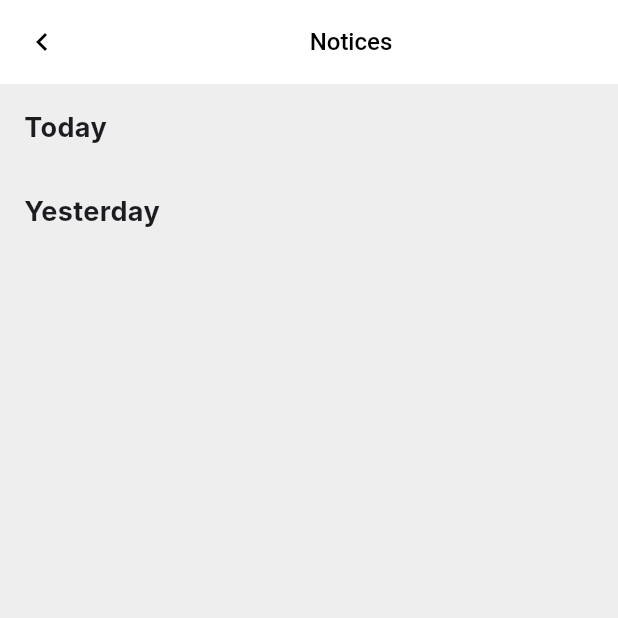
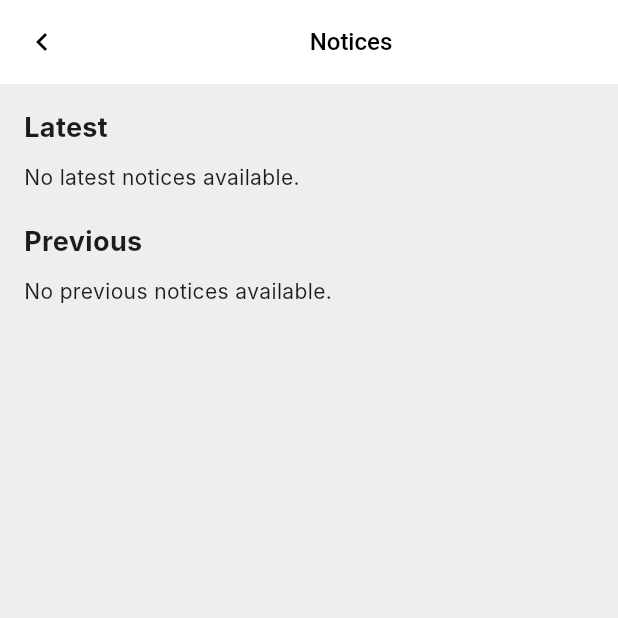
Before and after one commit to altezzai/acadobs, a Flutter app: the NoticePage screen opened by its route, on a phone screen of 412 x 824 dp, the top half of it. Run offline on Flutter 3.47's test engine with Material 3 defaults, Android fonts, the phone set to English and light mode, and no system bars; our stand-ins replace dio, file_picker, flutter_heatmap_calendar, flutter_image_compress, flutter_rating_bar, go_router and 4 more; network calls fail; Roboto replaces fonts that are missing (Inter).

Commit message:
parent notices sorted

```diff
--- a/lib/features/parent/notices/screen/noticescreen.dart
+++ b/lib/features/parent/notices/screen/noticescreen.dart
@@ -1,10 +1,130 @@
+// import 'package:flutter/material.dart';
+// import 'package:go_router/go_router.dart';
+// import 'package:provider/provider.dart';
+// import 'package:school_app/base/routes/app_route_const.dart';
+// import 'package:school_app/base/utils/date_formatter.dart';
+// import 'package:school_app/features/admin/notices/controller/notice_controller.dart';
+
+// import 'package:school_app/features/parent/notices/widget/noticecard.dart';
+
+// class NoticePage extends StatefulWidget {
+//   const NoticePage({super.key});
+
+//   @override
+//   State<NoticePage> createState() => _NoticePageState();
+// }
+
+// class _NoticePageState extends State<NoticePage> {
+//   @override
+//   void initState() {
+//     context.read<NoticeController>().getNotices();
+//     super.initState();
+//   }
+
+//   @override
+//   Widget build(BuildContext context) {
+//     return Scaffold(
+//       appBar: AppBar(
+//         leading: IconButton(
+//           icon: const Icon(Icons.chevron_left, color: Colors.black),
+//           onPressed: () {
+//             context.pushReplacementNamed(
+//               AppRouteConst.ParentHomeRouteName,
+//             );
+//             // Navigator.of(context).pop();
+//           },
+//         ),
+//         title: Center(
+//           child: const Text(
+//             'Notices',
+//             style: TextStyle(color: Colors.black),
+//           ),
+//         ),
+//         backgroundColor: Colors.white,
+//         elevation: 0,
+//         iconTheme: const IconThemeData(color: Colors.black),
+//       ),
+//       body: SingleChildScrollView(
+//         child: Padding(
+//           padding: EdgeInsets.all(16.0),
+//           child: Column(
+//             crossAxisAlignment: CrossAxisAlignment.start,
+//             children: [
+//               Text(
+//                 "Latest",
+//                 style: TextStyle(
+//                   fontSize: 18,
+//                   fontWeight: FontWeight.bold,
+//                 ),
+//               ),
+//               SizedBox(height: 10),
+//               // NoticeCard(
+//               //   noticeTitle: "PTA meeting class XII",
+//               //   date: "15 - 06 - 24",
+//               //   time: "09:00 am",
+//               // ),
+//               SizedBox(height: 20),
+
+//               // Yesterday Events Section
+//               Text(
+//                 "Previous",
+//                 style: TextStyle(
+//                   fontSize: 18,
+//                   fontWeight: FontWeight.bold,
+//                 ),
+//               ),
+//               SizedBox(height: 10),
+
+//               Consumer<NoticeController>(builder: (context, value, child) {
+//                 return ListView.builder(
+//                   shrinkWrap: true,
+//                   itemCount: value.notices.length,
+//                   itemBuilder: (context, index) {
+//                     return NoticeCard(
+//                       description: value.notices[index].description ?? "",
+//                       noticeTitle: value.notices[index].title ?? "",
+//                       date: DateFormatter.formatDateString(
+//                           value.notices[index].date.toString()),
+//                       time: TimeFormatter.formatTimeFromString(
+//                           value.notices[index].createdAt.toString()),
+//                       fileUpload: value.notices[index].fileUpload ?? "",
+//                     );
+//                   },
+//                 );
+//               })
+//               // NoticeCard(
+//               //   noticeTitle: "PTA meeting class 09",
+//               //   date: "15 - 06 - 24",
+//               //   time: "09:00 am",
+//               // ),
+//               // NoticeCard(
+//               //   noticeTitle: "PTA meeting class 02",
+//               //   date: "15 - 06 - 24",
+//               //   time: "09:00 am",
+//               // ),
+//               // NoticeCard(
+//               //   noticeTitle: "PTA meeting class VII",
+//               //   date: "15 - 06 - 24",
+//               //   time: "09:00 am",
+//               // ),
+//               // NoticeCard(
+//               //   noticeTitle: "PTA meeting class X",
+//               //   date: "15 - 06 - 24",
+//               //   time: "09:00 am",
+//               // ),
+//             ],
+//           ),
+//         ),
+//       ),
+//     );
+//   }
+// }
 import 'package:flutter/material.dart';
 import 'package:go_router/go_router.dart';
 import 'package:provider/provider.dart';
 import 'package:school_app/base/routes/app_route_const.dart';
 import 'package:school_app/base/utils/date_formatter.dart';
 import 'package:school_app/features/admin/notices/controller/notice_controller.dart';
-
 import 'package:school_app/features/parent/notices/widget/noticecard.dart';
 
 class NoticePage extends StatefulWidget {
@@ -31,11 +151,10 @@ class _NoticePageState extends State<NoticePage> {
             context.pushReplacementNamed(
               AppRouteConst.ParentHomeRouteName,
             );
-            // Navigator.of(context).pop();
           },
         ),
-        title: Center(
-          child: const Text(
+        title: const Center(
+          child: Text(
             'Notices',
             style: TextStyle(color: Colors.black),
           ),
@@ -46,74 +165,87 @@ class _NoticePageState extends State<NoticePage> {
       ),
       body: SingleChildScrollView(
         child: Padding(
-          padding: EdgeInsets.all(16.0),
-          child: Column(
+          padding: const EdgeInsets.all(16.0),
+          child:
+              Consumer<NoticeController>(builder: (context, controller, child) {
+            // Categorize notices into latest and previous based on the date
+            final today = DateTime.now();
+            final latestNotices = controller.notices
+                .where((notice) => DateTime.parse(notice.date.toString())
+                    .isAfter(today.subtract(const Duration(days: 1))))
+                .toList();
+
+            final previousNotices = controller.notices
+                .where((notice) => DateTime.parse(notice.date.toString())
+                    .isBefore(today.subtract(const Duration(days: 1))))
+                .toList();
+            previousNotices.sort((a, b) => DateTime.parse(b.date.toString())
+                .compareTo(DateTime.parse(a.date.toString())));
+
+            return Column(
               crossAxisAlignment: CrossAxisAlignment.start,
               children: [
-              Text(
-                "Today",
+                // Latest Notices Section
+                const Text(
+                  "Latest",
                   style: TextStyle(
                     fontSize: 18,
                     fontWeight: FontWeight.bold,
                   ),
                 ),
-              SizedBox(height: 10),
-              // NoticeCard(
-              //   noticeTitle: "PTA meeting class XII",
-              //   date: "15 - 06 - 24",
-              //   time: "09:00 am",
-              // ),
-              SizedBox(height: 20),
+                const SizedBox(height: 10),
+                latestNotices.isNotEmpty
+                    ? ListView.builder(
+                        shrinkWrap: true,
+                        physics: const NeverScrollableScrollPhysics(),
+                        itemCount: latestNotices.length,
+                        itemBuilder: (context, index) {
+                          final notice = latestNotices[index];
+                          return NoticeCard(
+                            description: notice.description ?? "",
+                            noticeTitle: notice.title ?? "",
+                            date: DateFormatter.formatDateString(
+                                notice.date.toString()),
+                            time: TimeFormatter.formatTimeFromString(
+                                notice.createdAt.toString()),
+                            fileUpload: notice.fileUpload ?? "",
+                          );
+                        },
+                      )
+                    : const Text("No latest notices available."),
+                const SizedBox(height: 20),
 
-              // Yesterday Events Section
-              Text(
-                "Yesterday",
+                // Previous Notices Section
+                const Text(
+                  "Previous",
                   style: TextStyle(
                     fontSize: 18,
                     fontWeight: FontWeight.bold,
                   ),
                 ),
-              SizedBox(height: 10),
-
-              Consumer<NoticeController>(builder: (context, value, child) {
-                return ListView.builder(
+                const SizedBox(height: 10),
+                previousNotices.isNotEmpty
+                    ? ListView.builder(
                         shrinkWrap: true,
-                  itemCount: value.notices.length,
+                        physics: const NeverScrollableScrollPhysics(),
+                        itemCount: previousNotices.length,
                         itemBuilder: (context, index) {
+                          final notice = previousNotices[index];
                           return NoticeCard(
-                        description: value.notices[index].description ?? "",
-                        noticeTitle: value.notices[index].title ?? "",
+                            description: notice.description ?? "",
+                            noticeTitle: notice.title ?? "",
                             date: DateFormatter.formatDateString(
-                            value.notices[index].date.toString()),
+                                notice.date.toString()),
                             time: TimeFormatter.formatTimeFromString(
-                            value.notices[index].createdAt.toString()),
-                        fileUpload: value.notices[index].fileUpload??"",
+                                notice.createdAt.toString()),
+                            fileUpload: notice.fileUpload ?? "",
                           );
                         },
+                      )
+                    : const Text("No previous notices available."),
+              ],
             );
-              })
-              // NoticeCard(
-              //   noticeTitle: "PTA meeting class 09",
-              //   date: "15 - 06 - 24",
-              //   time: "09:00 am",
-              // ),
-              // NoticeCard(
-              //   noticeTitle: "PTA meeting class 02",
-              //   date: "15 - 06 - 24",
-              //   time: "09:00 am",
-              // ),
-              // NoticeCard(
-              //   noticeTitle: "PTA meeting class VII",
-              //   date: "15 - 06 - 24",
-              //   time: "09:00 am",
-              // ),
-              // NoticeCard(
-              //   noticeTitle: "PTA meeting class X",
-              //   date: "15 - 06 - 24",
-              //   time: "09:00 am",
-              // ),
-            ],
-          ),
+          }),
         ),
       ),
     );
```
Lines whose indentation alone changed are shown as unchanged.
